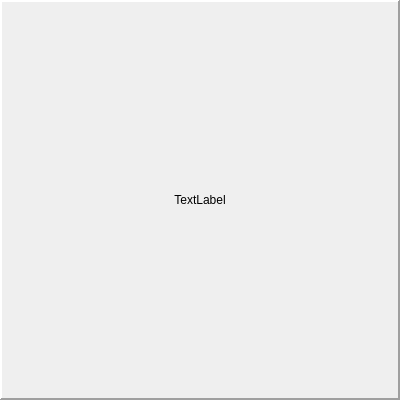
First picture: the form in Src/Widgets/QcmEntryGuess.ui, repository Aryetis/Obenkyobo, before the edit.
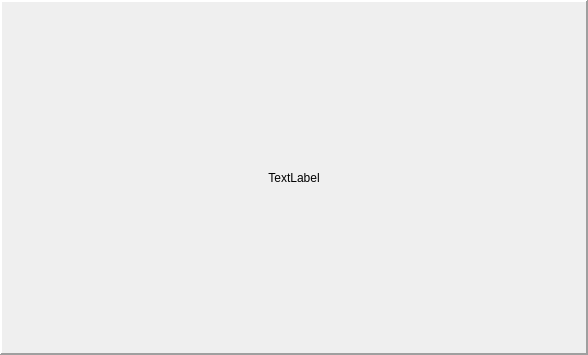
Second picture: the form after the edit.

Diff of the .ui file:
```diff
--- a/Src/Widgets/QcmEntryGuess.ui
+++ b/Src/Widgets/QcmEntryGuess.ui
@@ -6,14 +6,14 @@
    <rect>
     <x>0</x>
     <y>0</y>
-    <width>400</width>
-    <height>400</height>
+    <width>588</width>
+    <height>355</height>
    </rect>
   </property>
   <property name="windowTitle">
    <string>Form</string>
   </property>
-  <layout class="QHBoxLayout" name="horizontalLayout_2" stretch="0">
+  <layout class="QHBoxLayout" name="horizontalLayout">
    <property name="spacing">
     <number>0</number>
    </property>
@@ -30,11 +30,6 @@
     <number>0</number>
    </property>
    <item>
-    <layout class="QVBoxLayout" name="verticalLayout">
-     <property name="spacing">
-      <number>0</number>
-     </property>
-     <item>
       <widget class="QLabel" name="EntryGuess">
        <property name="frameShape">
         <enum>QFrame::Panel</enum>
@@ -58,8 +53,6 @@
         <set>Qt::NoTextInteraction</set>
        </property>
       </widget>
-     </item>
-    </layout>
    </item>
   </layout>
  </widget>
```
Lines whose indentation alone changed are shown as unchanged.
